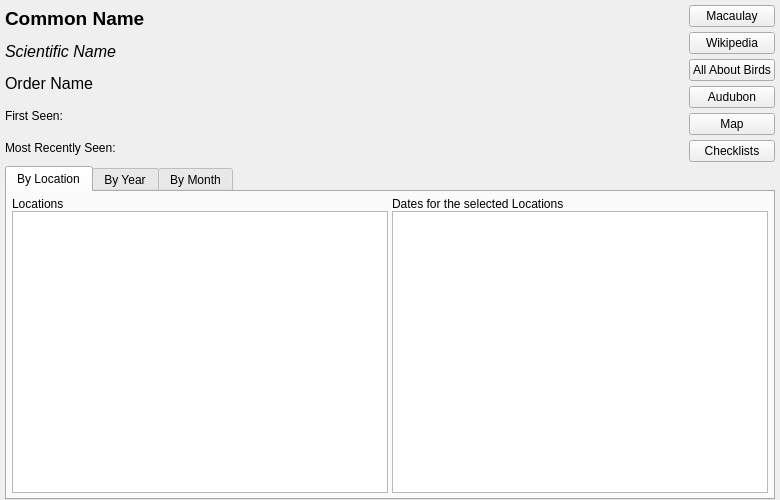
Qt form form_Individual.ui (trinkner/lapwing) before a commit.
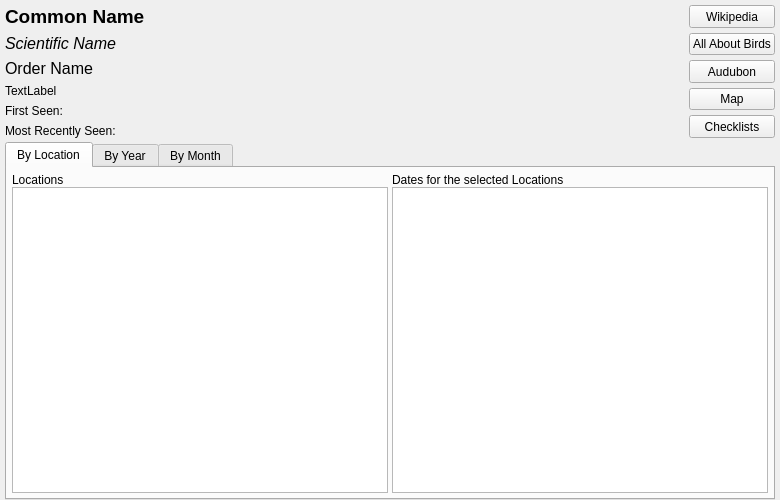
The same form after that commit. Icons and pictures are not drawn.

Patch:
```diff
--- a/form_Individual.ui
+++ b/form_Individual.ui
@@ -218,6 +218,13 @@
              </property>
             </widget>
            </item>
+           <item>
+            <widget class="QLabel" name="lblSpeciesCode">
+             <property name="text">
+              <string>TextLabel</string>
+             </property>
+            </widget>
+           </item>
            <item>
             <widget class="QLabel" name="lblFirstSeen">
              <property name="text">
@@ -286,19 +293,6 @@
            <property name="bottomMargin">
             <number>0</number>
            </property>
-           <item>
-            <widget class="QPushButton" name="buttonMacaulay">
-             <property name="sizePolicy">
-              <sizepolicy hsizetype="Preferred" vsizetype="Preferred">
-               <horstretch>0</horstretch>
-               <verstretch>0</verstretch>
-              </sizepolicy>
-             </property>
-             <property name="text">
-              <string>Macaulay</string>
-             </property>
-            </widget>
-           </item>
            <item>
             <widget class="QPushButton" name="buttonWikipedia">
              <property name="sizePolicy">
```
